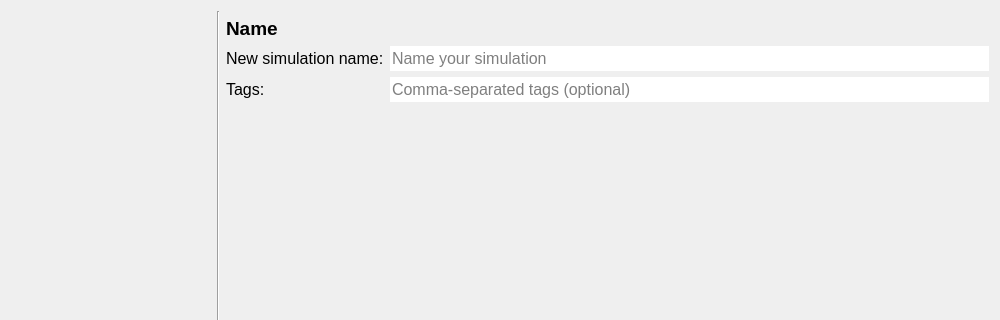
nens/threedi-api-qgis-client, file threedi_models_and_simulations/ui/simulation_wizard/page_name.ui: the form before one commit; both pictures show x 0 to 1000 and y 0 to 320 of the 1000 by 750 pixel window.
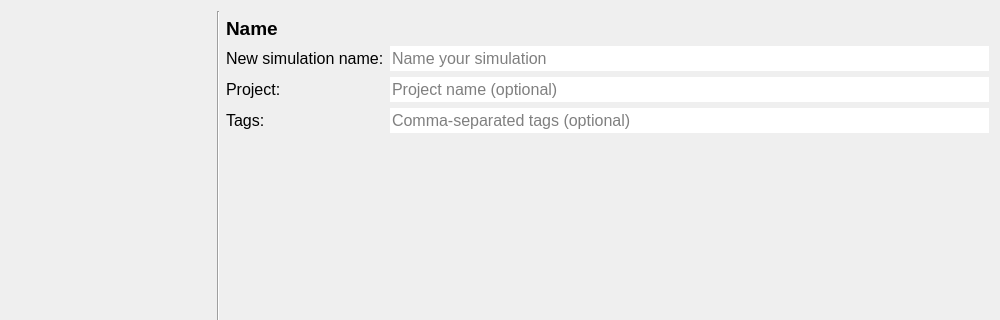
The form after the commit.

```diff
--- a/threedi_models_and_simulations/ui/simulation_wizard/page_name.ui
+++ b/threedi_models_and_simulations/ui/simulation_wizard/page_name.ui
@@ -59,68 +59,6 @@
      <property name="bottomMargin">
       <number>0</number>
      </property>
-     <item row="1" column="0">
-      <widget class="QLabel" name="label_11">
-       <property name="minimumSize">
-        <size>
-         <width>0</width>
-         <height>25</height>
-        </size>
-       </property>
-       <property name="maximumSize">
-        <size>
-         <width>16777215</width>
-         <height>16777215</height>
-        </size>
-       </property>
-       <property name="font">
-        <font>
-         <family>Segoe UI</family>
-         <pointsize>12</pointsize>
-        </font>
-       </property>
-       <property name="text">
-        <string>Tags:</string>
-       </property>
-      </widget>
-     </item>
-     <item row="1" column="1">
-      <widget class="QLineEdit" name="le_tags">
-       <property name="sizePolicy">
-        <sizepolicy hsizetype="Expanding" vsizetype="Preferred">
-         <horstretch>0</horstretch>
-         <verstretch>0</verstretch>
-        </sizepolicy>
-       </property>
-       <property name="minimumSize">
-        <size>
-         <width>0</width>
-         <height>25</height>
-        </size>
-       </property>
-       <property name="maximumSize">
-        <size>
-         <width>16777215</width>
-         <height>16777215</height>
-        </size>
-       </property>
-       <property name="font">
-        <font>
-         <family>Segoe UI</family>
-         <pointsize>12</pointsize>
-        </font>
-       </property>
-       <property name="styleSheet">
-        <string notr="true">QLineEdit {background-color: white;}</string>
-       </property>
-       <property name="frame">
-        <bool>false</bool>
-       </property>
-       <property name="placeholderText">
-        <string>Comma-separated tags (optional)</string>
-       </property>
-      </widget>
-     </item>
      <item row="0" column="0">
       <widget class="QLabel" name="label_2">
        <property name="sizePolicy">
@@ -152,6 +90,62 @@
        </property>
       </widget>
      </item>
+     <item row="2" column="0">
+      <widget class="QLabel" name="label_11">
+       <property name="minimumSize">
+        <size>
+         <width>0</width>
+         <height>25</height>
+        </size>
+       </property>
+       <property name="maximumSize">
+        <size>
+         <width>16777215</width>
+         <height>16777215</height>
+        </size>
+       </property>
+       <property name="font">
+        <font>
+         <family>Segoe UI</family>
+         <pointsize>12</pointsize>
+        </font>
+       </property>
+       <property name="text">
+        <string>Tags:</string>
+       </property>
+      </widget>
+     </item>
+     <item row="1" column="1">
+      <widget class="QLineEdit" name="le_project">
+       <property name="sizePolicy">
+        <sizepolicy hsizetype="Expanding" vsizetype="Preferred">
+         <horstretch>0</horstretch>
+         <verstretch>0</verstretch>
+        </sizepolicy>
+       </property>
+       <property name="minimumSize">
+        <size>
+         <width>0</width>
+         <height>25</height>
+        </size>
+       </property>
+       <property name="font">
+        <font>
+         <family>Segoe UI</family>
+         <pointsize>12</pointsize>
+        </font>
+       </property>
+       <property name="styleSheet">
+        <string notr="true">QLineEdit {background-color: white;}</string>
+       </property>
+       <property name="frame">
+        <bool>false</bool>
+       </property>
+       <property name="placeholderText">
+        <string>Project name (optional)</string>
+       </property>
+      </widget>
+     </item>
      <item row="0" column="1">
       <widget class="QLineEdit" name="le_sim_name">
        <property name="sizePolicy">
@@ -195,6 +189,62 @@
        </property>
       </widget>
      </item>
+     <item row="1" column="0">
+      <widget class="QLabel" name="label">
+       <property name="minimumSize">
+        <size>
+         <width>0</width>
+         <height>25</height>
+        </size>
+       </property>
+       <property name="font">
+        <font>
+         <family>Segoe UI</family>
+         <pointsize>12</pointsize>
+        </font>
+       </property>
+       <property name="text">
+        <string>Project:</string>
+       </property>
+      </widget>
+     </item>
+     <item row="2" column="1">
+      <widget class="QLineEdit" name="le_tags">
+       <property name="sizePolicy">
+        <sizepolicy hsizetype="Expanding" vsizetype="Preferred">
+         <horstretch>0</horstretch>
+         <verstretch>0</verstretch>
+        </sizepolicy>
+       </property>
+       <property name="minimumSize">
+        <size>
+         <width>0</width>
+         <height>25</height>
+        </size>
+       </property>
+       <property name="maximumSize">
+        <size>
+         <width>16777215</width>
+         <height>16777215</height>
+        </size>
+       </property>
+       <property name="font">
+        <font>
+         <family>Segoe UI</family>
+         <pointsize>12</pointsize>
+        </font>
+       </property>
+       <property name="styleSheet">
+        <string notr="true">QLineEdit {background-color: white;}</string>
+       </property>
+       <property name="frame">
+        <bool>false</bool>
+       </property>
+       <property name="placeholderText">
+        <string>Comma-separated tags (optional)</string>
+       </property>
+      </widget>
+     </item>
     </layout>
    </item>
    <item row="5" column="4">
```
Left out of the diff: 5 changed lines with no effect on the pictures.
